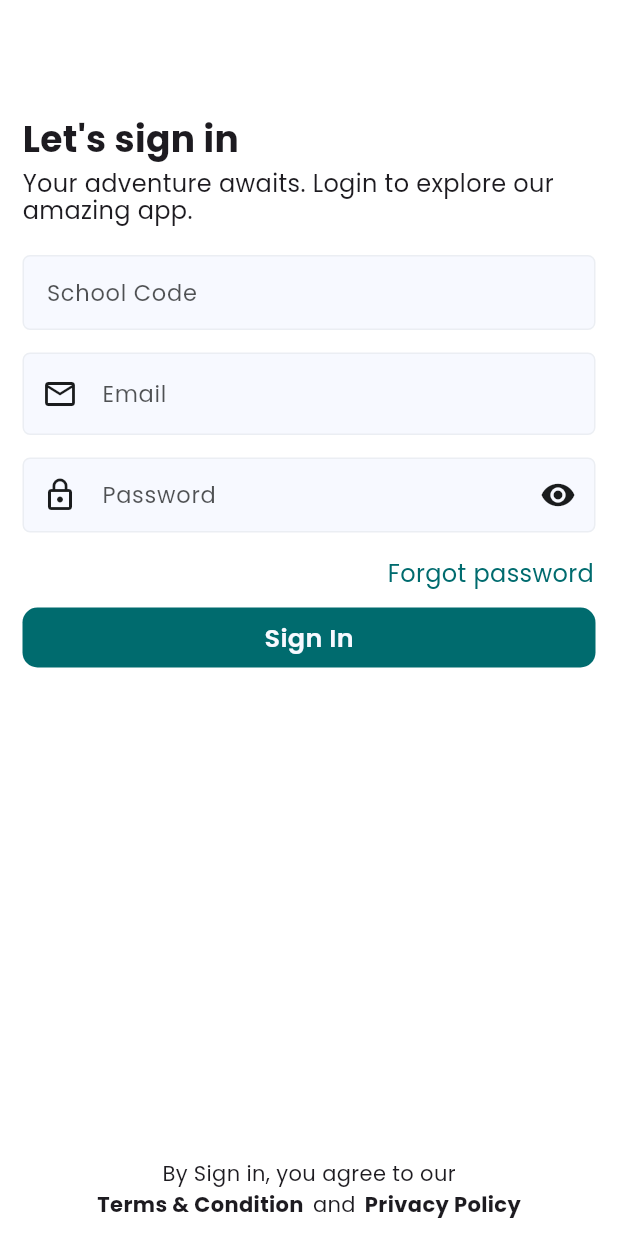
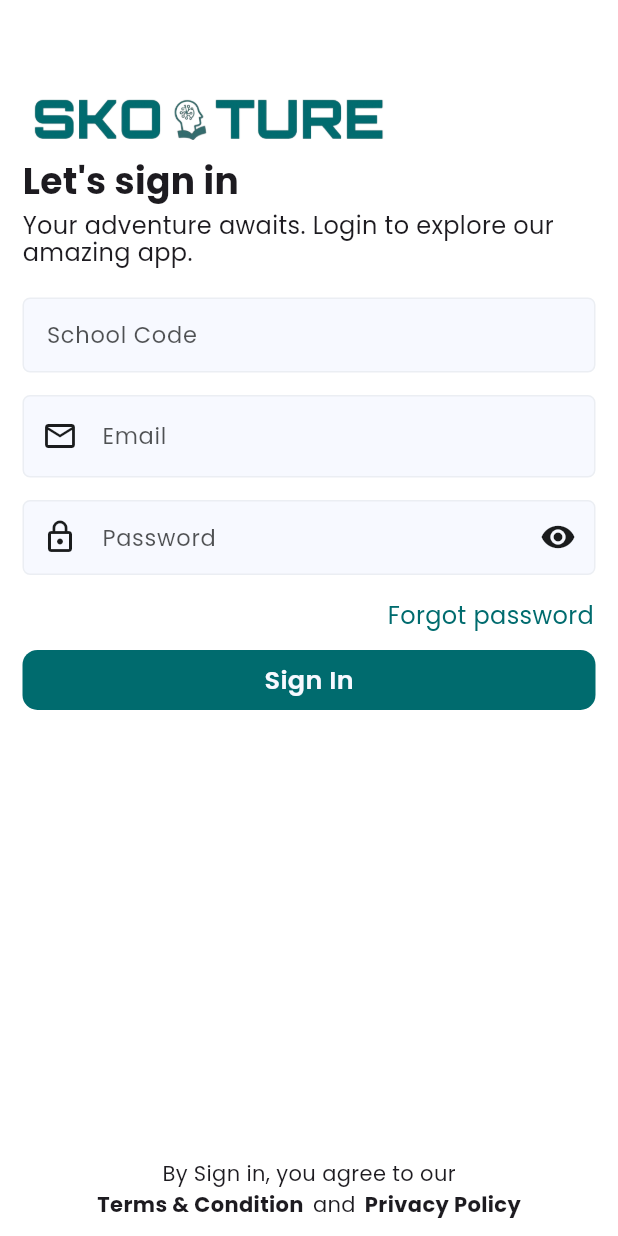
Before and after one commit to Mohamedghaly/SkootureStaff, a Flutter app: the HomeScreen screen opened by its route, after a tap on the "login" icon, on a phone screen of 412 x 824 dp. Run offline on Flutter 3.47's test engine with Material 3 defaults, Android fonts, the phone set to English and light mode, and no system bars; our stand-ins replace bloc, cached_network_image, device_info_plus, device_preview, dio, file_picker and 18 more; missing offline and left inert: curl_logger_dio_interceptor, external_path; accounts and stored records are empty; project files that could hold a hidden picture were left out.

Commit message:
- update biometrics button icon - add logo to login screen - hide rate and share app

```diff
--- a/lib/ui/screens/home/widgets/profileContainer.dart
+++ b/lib/ui/screens/home/widgets/profileContainer.dart
@@ -92,27 +92,27 @@ class ProfileContainer extends StatelessWidget {
                           Get.toNamed(Routes.termsAndConditionScreen);
                         },
                         titleKey: termsAndConditionKey),
-                    MenuTile(
-                        iconImageName: "rate_us.svg",
-                        onTap: () {
-                          Utils.openLinkInBrowser(
-                              url: context
-                                  .read<AppConfigurationCubit>()
-                                  .getAppLink(),
-                              context: context);
-                        },
-                        titleKey: rateUsKey),
-                    MenuTile(
-                        iconImageName: "share.svg",
-                        onTap: () {
-                          Utils.openLinkInBrowser(
-                              isShareAppLink: true,
-                              url: context
-                                  .read<AppConfigurationCubit>()
-                                  .getAppLink(),
-                              context: context);
-                        },
-                        titleKey: shareAppKey),
+                    // MenuTile(
+                    //     iconImageName: "rate_us.svg",
+                    //     onTap: () {
+                    //       Utils.openLinkInBrowser(
+                    //           url: context
+                    //               .read<AppConfigurationCubit>()
+                    //               .getAppLink(),
+                    //           context: context);
+                    //     },
+                    //     titleKey: rateUsKey),
+                    // MenuTile(
+                    //     iconImageName: "share.svg",
+                    //     onTap: () {
+                    //       Utils.openLinkInBrowser(
+                    //           isShareAppLink: true,
+                    //           url: context
+                    //               .read<AppConfigurationCubit>()
+                    //               .getAppLink(),
+                    //           context: context);
+                    //     },
+                    //     titleKey: shareAppKey),
                   ], title: personalSettingsKey),
                   CustomRoundedButton(
                     widthPercentage: 1.0,
--- a/lib/ui/screens/login/loginScreen.dart
+++ b/lib/ui/screens/login/loginScreen.dart
@@ -18,6 +18,7 @@ import 'package:flutter_bloc/flutter_bloc.dart';
 import 'package:get/route_manager.dart';
 import 'package:local_auth/local_auth.dart';
 import 'package:shared_preferences/shared_preferences.dart';
+import 'package:flutter_svg/flutter_svg.dart';
 
 
 class LoginScreen extends StatefulWidget {
@@ -45,7 +46,7 @@ class _LoginScreenState extends State<LoginScreen> {
       TextEditingController();
 
   final LocalAuthentication _localAuthentication = LocalAuthentication();
-  IconData? _supportedBiometricIcon;
+  String? _supportedBiometricIcon;
 
   @override
   void initState() {
@@ -58,15 +59,11 @@ class _LoginScreenState extends State<LoginScreen> {
         await _localAuthentication.getAvailableBiometrics();
     if (availableBiometrics.contains(BiometricType.face)) {
       setState(() {
-        _supportedBiometricIcon = Icons.face;
+        _supportedBiometricIcon = "assets/images/faceID.svg";
       });
     } else if (availableBiometrics.contains(BiometricType.fingerprint)) {
       setState(() {
-        _supportedBiometricIcon = Icons.fingerprint;
-      });
-    } else if (availableBiometrics.contains(BiometricType.iris)) {
-      setState(() {
-        _supportedBiometricIcon = Icons.remove_red_eye;
+        _supportedBiometricIcon = "assets/images/fingerprint.svg";
       });
     }
   }
@@ -221,7 +218,12 @@ class _LoginScreenState extends State<LoginScreen> {
                 child: Column(
                   crossAxisAlignment: CrossAxisAlignment.start,
                   children: [
-                    const SizedBox(height: 75),
+                    const SizedBox(height: 65),
+                    Image(
+                      image: AssetImage('assets/images/skootureLogo.png'),
+                      width:  MediaQuery.of(context).size.width * 0.6,
+                    ),
+                    const SizedBox(height: 10),
                     const CustomTextContainer(
                       textKey: letSignInKey,
                       style:
@@ -268,10 +270,12 @@ class _LoginScreenState extends State<LoginScreen> {
                             ),
                             child: InkWell(
                               onTap: _biometricLogin,
-                              child: Icon(
-                                _supportedBiometricIcon,
-                                color: Theme.of(context).colorScheme.primary,
-                                size: 30,
+                              child: SvgPicture.asset(
+                                _supportedBiometricIcon!,
+                                colorFilter: ColorFilter.mode(
+                                  Theme.of(context).colorScheme.primary,
+                                  BlendMode.srcIn,
+                                ),
                               ),
                             ),
                           ),
--- a/pubspec.yaml
+++ b/pubspec.yaml
@@ -16,7 +16,7 @@ publish_to: 'none' # Remove this line if you wish to publish to pub.dev
 # https://developer.apple.com/library/archive/documentation/General/Reference/InfoPlistKeyReference/Articles/CoreFoundationKeys.html
 # In Windows, build-name is used as the major, minor, and patch parts
 # of the product and file versions while build-number is used as the build suffix.
-version: 1.0.0+2
+version: 1.0.0+3
 
 environment:
     sdk: ">=3.0.2 <4.0.0"
```
Also changed, not shown: assets/images/faceID.svg (added), assets/images/fingerprint.svg (added), assets/images/skootureLogo.png (added), 2 other files.
